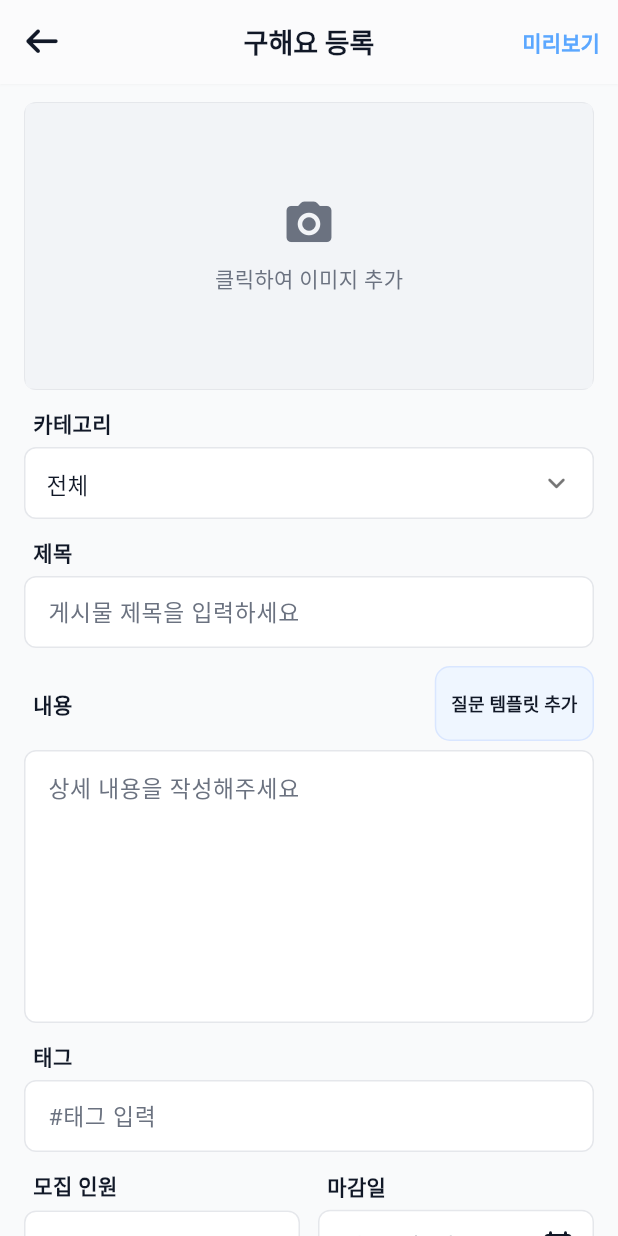
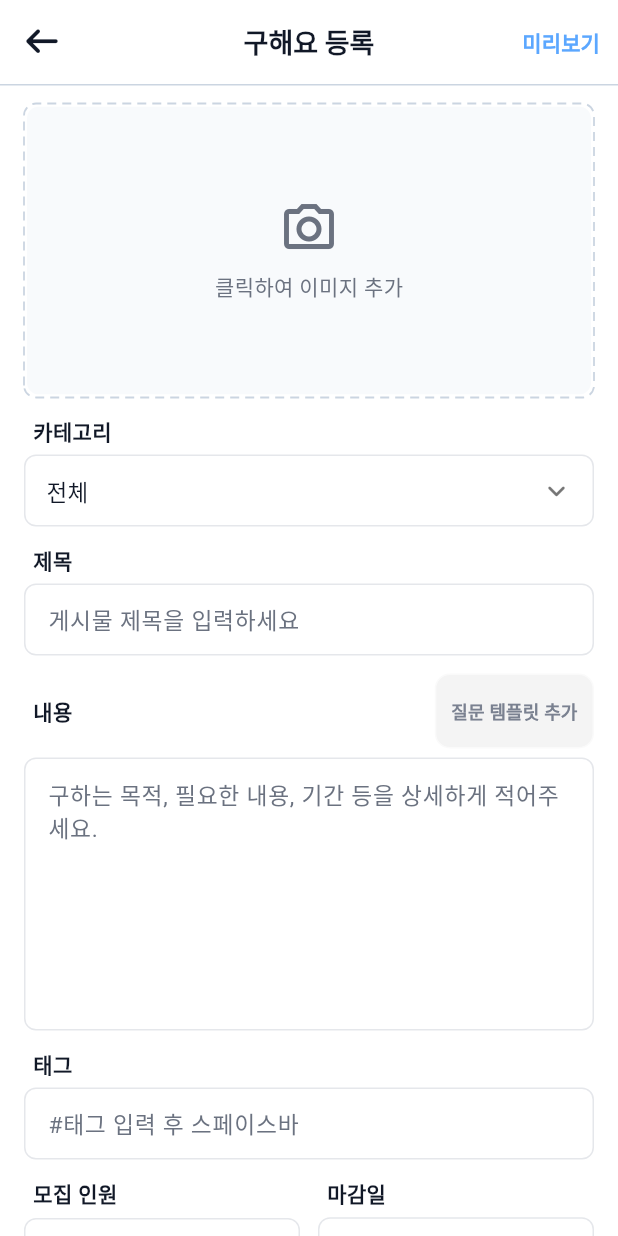
Before and after one commit to ikjunoob/matching, a Flutter app: the PostScreen screen opened directly, on a phone screen of 412 x 824 dp. Run offline on Flutter 3.47's test engine with Material 3 defaults, Android fonts, the phone set to English and light mode, and no system bars; drawn by our look-alikes of dotted_border, dropdown_button2; our stand-ins replace calendar_date_picker2, file_picker, font_awesome_flutter, google_fonts, image_picker, permission_handler; network calls fail; Roboto replaces fonts that are missing (Pretendard).

Commit message:
post_screen 완료
다시 검토해볼 것.
질문지 파일 수정해야함

```diff
--- a/lib/screens/post_screen.dart
+++ b/lib/screens/post_screen.dart
@@ -1,5 +1,6 @@
 // post_screen.dart
 import "dart:io";
+import "dart:typed_data";
 import "package:flutter/foundation.dart" show kIsWeb;
 import "package:flutter/material.dart";
 import "package:flutter/services.dart";
@@ -9,15 +10,18 @@ import "package:permission_handler/permission_handler.dart";
 import "package:intl/intl.dart";
 import 'post_preview_screen.dart';
 import 'question_builder_screen.dart';
-// dropdown_button2 패키지를 import 합니다.
+
+// ▼ 추가 패키지
 import 'package:dropdown_button2/dropdown_button2.dart';
 import 'package:font_awesome_flutter/font_awesome_flutter.dart';
-
+import 'package:dotted_border/dotted_border.dart';
+import 'package:calendar_date_picker2/calendar_date_picker2.dart';
 
 /// ===== Design Tokens (표 기준) =====
 const kAccent = Color(0xFF5BA7FF); // 포커스/포인트
 const kBorder = Color(0xFFE5E7EB); // 테두리
-const kPageBg = Color(0xFFF9FAFB); // 메인 배경
+const kBorderStrong = Color(0xFFCBD5E1); // AppBar 하단 진한 보더
+const kPageBg = Color(0xFFFFFFFF); // 메인 배경 - 흰색으로 변경
 const kCardBg = Color(0xFFFFFFFF); // 카드/서브 배경
 const kTextPrimary = Color(0xFF111827); // 본문 텍스트
 const kTextMuted = Color(0xFF6B7280); // 보조 텍스트
@@ -281,20 +285,100 @@ class _PostScreenState extends State<PostScreen> {
     }
   }
 
+  // ---- 예쁜 달력: calendar_date_picker2 + 바텀시트 ----
   Future<void> _pickDate() async {
-    final now = DateTime.now();
-    final picked = await showDatePicker(
+    DateTime temp = _deadline ?? DateTime.now();
+    final result = await showModalBottomSheet<DateTime>(
       context: context,
-      initialDate: _deadline ?? now,
-      firstDate: now,
-      lastDate: now.add(const Duration(days: 365 * 3)),
-      helpText: "마감일 선택",
+      isScrollControlled: true,
+      backgroundColor: kCardBg,
+      shape: const RoundedRectangleBorder(
+        borderRadius: BorderRadius.vertical(top: Radius.circular(16)),
+      ),
+      builder: (ctx) {
+        return Padding(
+          padding: EdgeInsets.only(
+            bottom: MediaQuery.of(ctx).viewInsets.bottom,
+            top: 12,
+            left: 12,
+            right: 12,
+          ),
+          child: Column(
+            mainAxisSize: MainAxisSize.min,
+            children: [
+              Container(
+                width: 40,
+                height: 4,
+                margin: const EdgeInsets.only(bottom: 12),
+                decoration: BoxDecoration(
+                  color: const Color(0xFFE5E7EB),
+                  borderRadius: BorderRadius.circular(999),
+                ),
+              ),
+              CalendarDatePicker2(
+                config: CalendarDatePicker2Config(
+                  calendarType: CalendarDatePicker2Type.single,
+                  firstDate: DateTime.now(),
+                  lastDate: DateTime.now().add(const Duration(days: 365 * 3)),
+                  selectedDayHighlightColor: kAccent,
+                  weekdayLabelTextStyle: const TextStyle(
+                    color: kTextMuted,
+                    fontWeight: FontWeight.w600,
+                  ),
+                  controlsTextStyle: const TextStyle(
+                    color: kTextPrimary,
+                    fontWeight: FontWeight.w700,
+                  ),
+                  dayTextStyle: const TextStyle(color: kTextPrimary),
+                ),
+                value: [temp],
+                onValueChanged: (list) {
+                  if (list.isNotEmpty && list.first != null) {
+                    temp = DateTime(
+                      list.first!.year,
+                      list.first!.month,
+                      list.first!.day,
+                      23,
+                      59,
                     );
-    if (picked != null) {
-      setState(
-        () =>
-            _deadline = DateTime(picked.year, picked.month, picked.day, 23, 59),
+                  }
+                },
+              ),
+              const SizedBox(height: 8),
+              Row(
+                children: [
+                  Expanded(
+                    child: OutlinedButton(
+                      onPressed: () => Navigator.pop(ctx),
+                      style: OutlinedButton.styleFrom(
+                        foregroundColor: kTextPrimary,
+                        side: const BorderSide(color: kBorder),
+                      ),
+                      child: const Text("취소"),
+                    ),
+                  ),
+                  const SizedBox(width: 12),
+                  Expanded(
+                    child: ElevatedButton(
+                      onPressed: () => Navigator.pop(ctx, temp),
+                      style: ElevatedButton.styleFrom(
+                        backgroundColor: kAccent,
+                        foregroundColor: Colors.white,
+                      ),
+                      child: const Text("선택"),
+                    ),
+                  ),
+                ],
+              ),
+              const SizedBox(height: 12),
+            ],
+          ),
         );
+      },
+    );
+
+    if (result != null) {
+      setState(() => _deadline = result);
     }
   }
 
@@ -357,7 +441,7 @@ class _PostScreenState extends State<PostScreen> {
   Widget _inlineError(GlobalKey<FormFieldState<String>> key) {
     final error = key.currentState?.errorText;
     return SizedBox(
-      height: 18, // 고정 높이(두 필드 모두 동일하게 확보)
+      height: 18,
       child: AnimatedOpacity(
         opacity: error == null ? 0 : 1,
         duration: const Duration(milliseconds: 150),
@@ -386,25 +470,17 @@ class _PostScreenState extends State<PostScreen> {
     );
   }
 
-  Text _dropdownText(String s) => Text(
-    s,
-    // strutStyle을 제거하거나 height 속성을 제거해야
-    // dropdown_button2가 정상적으로 동작합니다.
-    style: const TextStyle(
-      fontSize: 15,
-      color: kTextPrimary,
-      // height: 1.35, // 이 속성이 있으면 메뉴 높이 계산에 오류가 생길 수 있음
-    ),
-  );
+  Text _dropdownText(String s) =>
+      Text(s, style: const TextStyle(fontSize: 15, color: kTextPrimary));
 
   @override
   Widget build(BuildContext context) {
     return Scaffold(
-      backgroundColor: kPageBg,
+      backgroundColor: kPageBg, // 1) 흰 배경
       appBar: AppBar(
         leading: IconButton(
           icon: const Icon(
-            FontAwesomeIcons.arrowLeft, // ✅ FontAwesome 아이콘
+            FontAwesomeIcons.arrowLeft,
             size: 21,
             color: kTextPrimary,
           ),
@@ -420,8 +496,12 @@ class _PostScreenState extends State<PostScreen> {
         ),
         centerTitle: true,
         backgroundColor: kCardBg,
-        elevation: 0.5,
-        shadowColor: Colors.black12,
+        elevation: 0, // 기본 그림자 제거
+        // 2) 상단 바 underline(구분선) 더 진하게
+        bottom: const PreferredSize(
+          preferredSize: Size.fromHeight(1),
+          child: Divider(height: 1, thickness: 1, color: kBorderStrong),
+        ),
         actions: [
           TextButton(
             onPressed: () {
@@ -448,15 +528,20 @@ class _PostScreenState extends State<PostScreen> {
           child: Column(
             crossAxisAlignment: CrossAxisAlignment.stretch,
             children: [
-              // 대표 이미지
+              // 대표 이미지 - 3) 점선 테두리 + 4) 비어있는 FontAwesome 카메라 아이콘
               GestureDetector(
                 onTap: _pickImage,
+                child: DottedBorder(
+                  dashPattern: const [6, 4],
+                  color: kBorderStrong,
+                  strokeWidth: 1.2,
+                  borderType: BorderType.RRect,
+                  radius: const Radius.circular(kFieldRadius),
                   child: Container(
                     height: 192,
                     decoration: BoxDecoration(
                       color: kCardBg,
                       borderRadius: BorderRadius.circular(kFieldRadius),
-                    border: Border.all(color: kBorder, width: 1),
                     ),
                     clipBehavior: Clip.antiAlias,
                     child: Stack(
@@ -468,13 +553,13 @@ class _PostScreenState extends State<PostScreen> {
                           Image.file(_imageFile!, fit: BoxFit.cover)
                         else
                           Container(
-                          color: const Color(0xFFF2F4F7),
+                            color: const Color(0xFFF8FAFC),
                             child: Column(
                               mainAxisAlignment: MainAxisAlignment.center,
                               children: const [
-                              Icon(
-                                Icons.camera_alt_rounded,
-                                size: 36,
+                                FaIcon(
+                                  Icons.camera_alt_outlined, // 비어있는 카메라
+                                  size: 40,
                                   color: kTextMuted,
                                 ),
                                 SizedBox(height: 8),
@@ -501,12 +586,12 @@ class _PostScreenState extends State<PostScreen> {
                     ),
                   ),
                 ),
+              ),
               const SizedBox(height: 12),
 
               _sectionLabel("카테고리"),
               const SizedBox(height: 6),
 
-              // ▼▼▼▼▼ 기존 DropdownButtonFormField를 아래 코드로 교체 ▼▼▼▼▼
               FormField<String>(
                 initialValue: _selectedCategory,
                 validator: (value) {
@@ -534,11 +619,11 @@ class _PostScreenState extends State<PostScreen> {
                           onChanged: (value) {
                             if (value != null) {
                               setState(() => _selectedCategory = value);
-                              state.didChange(value); // FormField에 변경 알림
+                              state.didChange(value);
                             }
                           },
                           buttonStyleData: ButtonStyleData(
-                            height: 48, // 버튼 높이를 다른 필드와 유사하게 설정
+                            height: 48,
                             padding: const EdgeInsets.only(left: 0, right: 12),
                             decoration: BoxDecoration(
                               borderRadius: BorderRadius.circular(kFieldRadius),
@@ -559,7 +644,6 @@ class _PostScreenState extends State<PostScreen> {
                               borderRadius: BorderRadius.circular(kFieldRadius),
                               color: kCardBg,
                             ),
-                            // 드롭다운 메뉴 위치 조정
                             offset: const Offset(0, -2),
                           ),
                           menuItemStyleData: const MenuItemStyleData(
@@ -568,16 +652,12 @@ class _PostScreenState extends State<PostScreen> {
                           ),
                         ),
                       ),
-                      // 유효성 검사 에러 메시지 표시
                       if (state.hasError)
-                        Padding(
-                          padding: const EdgeInsets.only(left: 12.0, top: 6.0),
+                        const Padding(
+                          padding: EdgeInsets.only(left: 12.0, top: 6.0),
                           child: Text(
-                            state.errorText!,
-                            style: const TextStyle(
-                              color: Colors.red,
-                              fontSize: 12,
-                            ),
+                            "카테고리를 선택해 주세요.",
+                            style: TextStyle(color: Colors.red, fontSize: 12),
                           ),
                         ),
                     ],
@@ -585,7 +665,6 @@ class _PostScreenState extends State<PostScreen> {
                 },
               ),
 
-              // ▲▲▲▲▲ 여기까지 교체 ▲▲▲▲▲
               const SizedBox(height: 12),
               _sectionLabel("제목"),
               const SizedBox(height: 6),
@@ -604,16 +683,17 @@ class _PostScreenState extends State<PostScreen> {
                 children: [
                   _sectionLabel("내용"),
                   const Spacer(),
+                  // 5) 더 연한 배경의 템플릿 토글 버튼
                   Container(
                     decoration: BoxDecoration(
                       color: _templateInserted
-                          ? kAccent.withOpacity(0.14)
-                          : const Color(0xFFEFF6FF),
+                          ? kAccent.withOpacity(0.12)
+                          : const Color.fromARGB(255, 244, 244, 244), // 더 연함 // 배경색상
                       borderRadius: BorderRadius.circular(10),
                       border: Border.all(
                         color: _templateInserted
                             ? kAccent
-                            : const Color(0xFFD9E6FF),
+                            : const Color.fromARGB(255, 250, 250, 250), // 보더 색상
                         width: 1,
                       ),
                     ),
@@ -625,13 +705,13 @@ class _PostScreenState extends State<PostScreen> {
                           vertical: 4,
                         ),
                         minimumSize: Size.zero,
-                        foregroundColor: kTextPrimary,
+                        foregroundColor: const Color.fromARGB(255, 122, 129, 144), // 텍스트 색상
                       ),
                       child: Text(
                         _templateInserted ? "질문 템플릿 취소" : "질문 템플릿 추가",
                         style: const TextStyle(
                           fontSize: 12,
-                          fontWeight: FontWeight.w700,
+                          fontWeight: FontWeight.w600,
                         ),
                       ),
                     ),
@@ -647,7 +727,7 @@ class _PostScreenState extends State<PostScreen> {
                   color: kTextPrimary,
                   height: 1.4,
                 ),
-                decoration: _whiteFieldDecoration(hint: "상세 내용을 작성해주세요")
+                decoration: _whiteFieldDecoration(hint: "구하는 목적, 필요한 내용, 기간 등을 상세하게 적어주세요.")
                     .copyWith(
                       fillColor: Colors.white,
                       contentPadding: const EdgeInsets.fromLTRB(
@@ -674,7 +754,7 @@ class _PostScreenState extends State<PostScreen> {
                   fontSize: kFieldFont,
                   color: kTextPrimary,
                 ),
-                decoration: _whiteFieldDecoration(hint: "#태그 입력"),
+                decoration: _whiteFieldDecoration(hint: "#태그 입력 후 스페이스바"),
                 validator: _tagsValidator,
               ),
 
@@ -689,6 +769,7 @@ class _PostScreenState extends State<PostScreen> {
                         _sectionLabel("모집 인원"),
                         const SizedBox(height: 6),
                         TextFormField(
+                          key: _headcountFieldKey,
                           controller: _headcountCtrl,
                           keyboardType: TextInputType.number,
                           style: const TextStyle(
@@ -697,21 +778,10 @@ class _PostScreenState extends State<PostScreen> {
                           ),
                           decoration: _whiteFieldDecoration(hint: "예: 5")
                               .copyWith(
-                                // 레이아웃 흔들림 방지용 빈 helper (항상 자리만 차지)
                                 helperText: " ",
                                 helperStyle: const TextStyle(fontSize: 12),
-                                // 기본 에러 스타일은 그대로 사용(빨간 글씨)
                               ),
-                          validator: (v) {
-                            if (v == null || v.trim().isEmpty) {
-                              return "모집 인원은 필수 입력란입니다.";
-                            }
-                            final n = int.tryParse(v.trim());
-                            if (n == null) return "숫자만 입력해 주세요.";
-                            if (n <= 0) return "모집 인원은 1명 이상이어야 합니다.";
-                            if (n > 9999) return "값이 너무 큽니다.";
-                            return null;
-                          },
+                          validator: _headcountValidator,
                         ),
                       ],
                     ),
@@ -726,6 +796,7 @@ class _PostScreenState extends State<PostScreen> {
                         _sectionLabel("마감일"),
                         const SizedBox(height: 6),
                         TextFormField(
+                          key: _deadlineFieldKey,
                           readOnly: true,
                           controller: TextEditingController(
                             text: _deadline == null
@@ -734,7 +805,7 @@ class _PostScreenState extends State<PostScreen> {
                                     "yyyy. MM. dd.",
                                   ).format(_deadline!),
                           ),
-                          onTap: _pickDate,
+                          onTap: _pickDate, // 6) 예쁜 달력 호출
                           style: const TextStyle(
                             fontSize: kFieldFont,
                             color: kTextPrimary,
@@ -743,13 +814,13 @@ class _PostScreenState extends State<PostScreen> {
                               .copyWith(
                                 suffixIcon: IconButton(
                                   tooltip: "날짜 선택",
-                                  icon: const Icon(
-                                    Icons.calendar_month_rounded,
+                                  icon: const FaIcon(
+                                    FontAwesomeIcons.calendarDays,
                                     color: kTextPrimary,
+                                    size: 18,
                                   ),
                                   onPressed: _pickDate,
                                 ),
-                                // 레이아웃 흔들림 방지용 빈 helper (항상 자리만 차지)
                                 helperText: " ",
                                 helperStyle: const TextStyle(fontSize: 12),
                               ),
@@ -788,7 +859,7 @@ class _PostScreenState extends State<PostScreen> {
                     post["questions"] = questions;
 
                     if (mounted) {
-                      Navigator.pop(context, post); // ← AskForScreen으로 post 반환
+                      Navigator.pop(context, post);
                     }
                   },
                   style: ElevatedButton.styleFrom(
@@ -820,10 +891,10 @@ class _PostScreenState extends State<PostScreen> {
     final now = DateTime.now();
     if (!d.isAfter(now)) return "마감됨";
     final diff = d.difference(now);
-    if (diff.inDays >= 1) return "D-${diff.inDays}";
+    if (diff.inDays >= 1) return "D - ${diff.inDays}";
     final h = diff.inHours;
     final m = diff.inMinutes % 60;
-    return "마감까지 $h시간 $m분";
+    return "D - day";
   }
 
   Widget _pill(String text) {
--- a/pubspec.yaml
+++ b/pubspec.yaml
@@ -18,6 +18,8 @@ dependencies:
   font_awesome_flutter: ^10.7.0
   dropdown_button2: ^2.3.9
   google_fonts: ^6.0.0
+  dotted_border: ^2.1.0
+  calendar_date_picker2: ^0.5.5
 
 dev_dependencies:
   flutter_test:
```
Also changed, not shown: pubspec.lock. Lines whose indentation alone changed are shown as unchanged.
